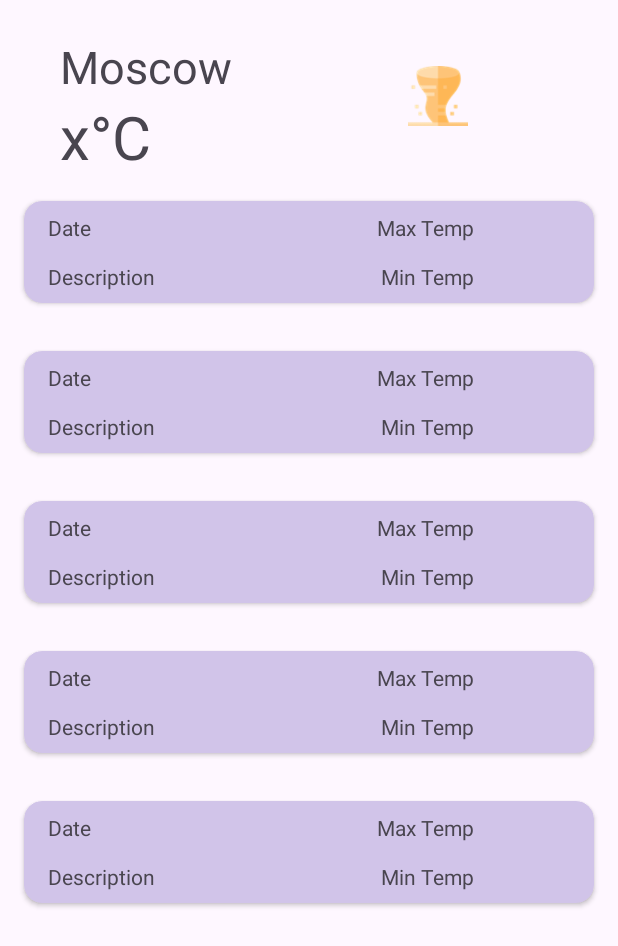
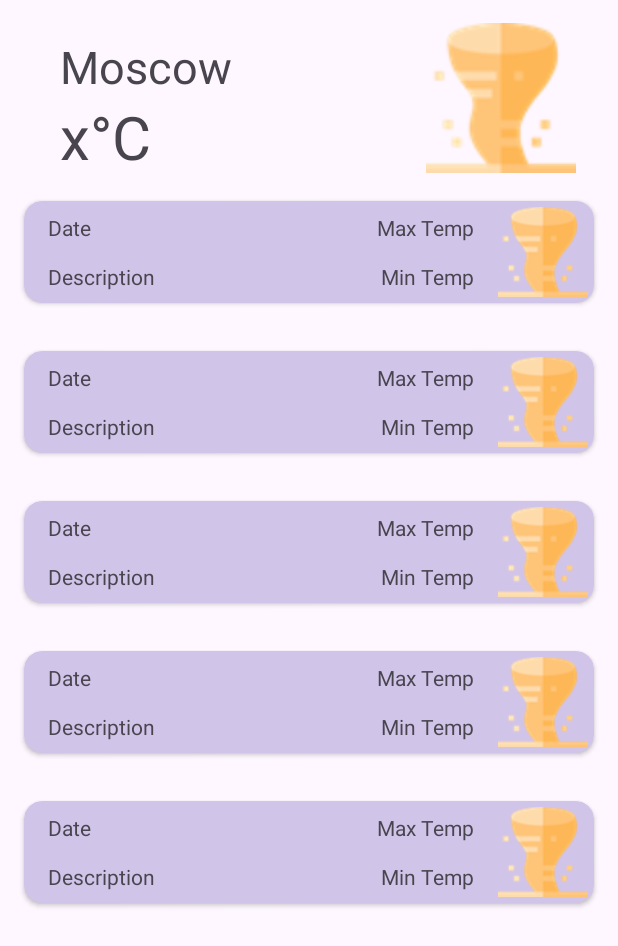
Before and after one commit to Dats-asc/SummerPracticeWeatherApp, an Android app: the layout fragment_days.xml on its own in the app's theme, with its tools: preview values and no code run, on a phone screen of 412 x 824 dp. Shown: the top 946 px of the screen. Run offline under Robolectric (Android 15) with nearby library versions, the phone set to English and light mode, and no system bars; network calls fail.

Commit message:
Make days_fragment

```diff
--- a/app/src/main/java/com/example/summerpracticeweatherapp/network/models/weather/Main.kt
+++ b/app/src/main/java/com/example/summerpracticeweatherapp/network/models/weather/Main.kt
@@ -100,6 +100,7 @@ enum class Pod(val value: String) {
 data class Weather (
     val id: Long,
     val main: MainEnum,
+    @SerialName("description")
     val description: String,
     val icon: String
 )
--- a/app/src/main/java/com/example/summerpracticeweatherapp/utils/Utils.kt
+++ b/app/src/main/java/com/example/summerpracticeweatherapp/utils/Utils.kt
@@ -41,6 +41,7 @@ object SharedPrefsUtils {
             return getString(CITY_NAME, CITY_DEFAULT_VALUE) ?: CITY_DEFAULT_VALUE
         }
     }
+
 }
 
 fun ImageView.loadImage(url: String) {
--- a/app/src/main/res/layout/fragment_days.xml
+++ b/app/src/main/res/layout/fragment_days.xml
@@ -35,13 +35,16 @@
 
     <ImageView
         android:id="@+id/iv_icon"
-        android:layout_width="40dp"
-        android:layout_height="40dp"
+        android:layout_width="100dp"
+        android:layout_height="100dp"
         android:layout_marginVertical="20dp"
-        android:layout_marginEnd="100dp"
+        android:layout_marginTop="12dp"
+        android:layout_marginEnd="28dp"
         android:src="@drawable/img"
+        app:layout_constraintBottom_toBottomOf="@+id/tv_temp"
         app:layout_constraintEnd_toEndOf="parent"
-        app:layout_constraintTop_toTopOf="@id/tv_city" />
+        app:layout_constraintTop_toTopOf="@id/tv_city"
+        app:layout_constraintVertical_bias="0.631" />
 
     <androidx.recyclerview.widget.RecyclerView
         android:id="@+id/rv_day"
--- a/app/src/main/res/layout/item_day.xml
+++ b/app/src/main/res/layout/item_day.xml
@@ -51,5 +51,14 @@
             app:layout_constraintRight_toRightOf="parent"
             tools:text="Max Temp" />
 
+        <ImageView
+            android:id="@+id/iv_icon"
+            android:layout_width="60dp"
+            android:layout_height="60dp"
+            android:layout_marginTop="4dp"
+            android:layout_marginEnd="4dp"
+            tools:src="@drawable/img"
+            app:layout_constraintEnd_toEndOf="parent"
+            app:layout_constraintTop_toTopOf="parent" />
     </androidx.constraintlayout.widget.ConstraintLayout>
 </androidx.cardview.widget.CardView>
```
Also changed, not shown: app/src/main/java/com/example/summerpracticeweatherapp/Day.kt (+6 -5 lines), app/src/main/java/com/example/summerpracticeweatherapp/DayRepository.kt (+86 -5 lines), app/src/main/java/com/example/summerpracticeweatherapp/DaysFragment.kt (+9 -4 lines).
